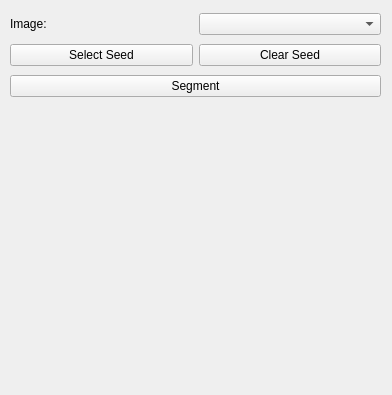
This is Plugins/Mipf_Plugin_AirwaySegmentation/AirwaySegmentation.ui in linson7017/MIPF as Qt 5 draws it before an edit. The edited form follows.
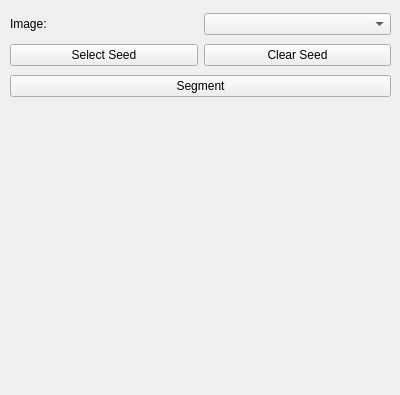
This is the edited form. Custom widgets are drawn as their Qt base class.

What changed in the file:
```diff
--- a/Plugins/Mipf_Plugin_AirwaySegmentation/AirwaySegmentation.ui
+++ b/Plugins/Mipf_Plugin_AirwaySegmentation/AirwaySegmentation.ui
@@ -6,7 +6,7 @@
    <rect>
     <x>0</x>
     <y>0</y>
-    <width>392</width>
+    <width>400</width>
     <height>395</height>
    </rect>
   </property>
@@ -18,7 +18,7 @@
     <rect>
      <x>10</x>
      <y>10</y>
-     <width>371</width>
+     <width>381</width>
      <height>91</height>
     </rect>
    </property>
```
